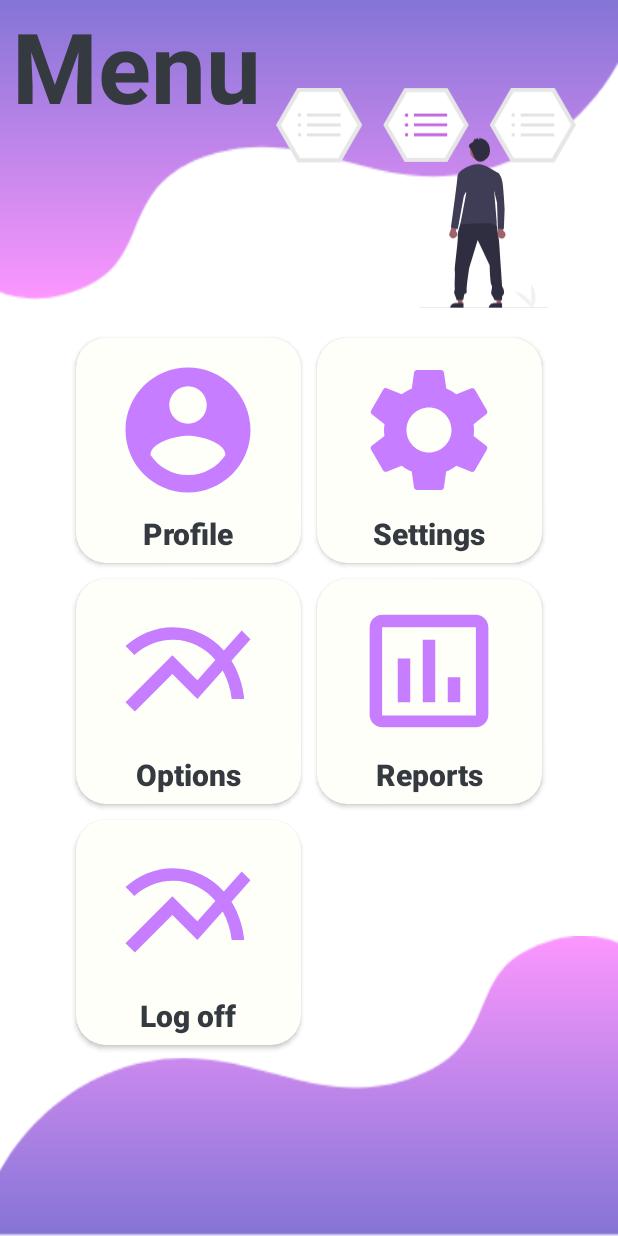
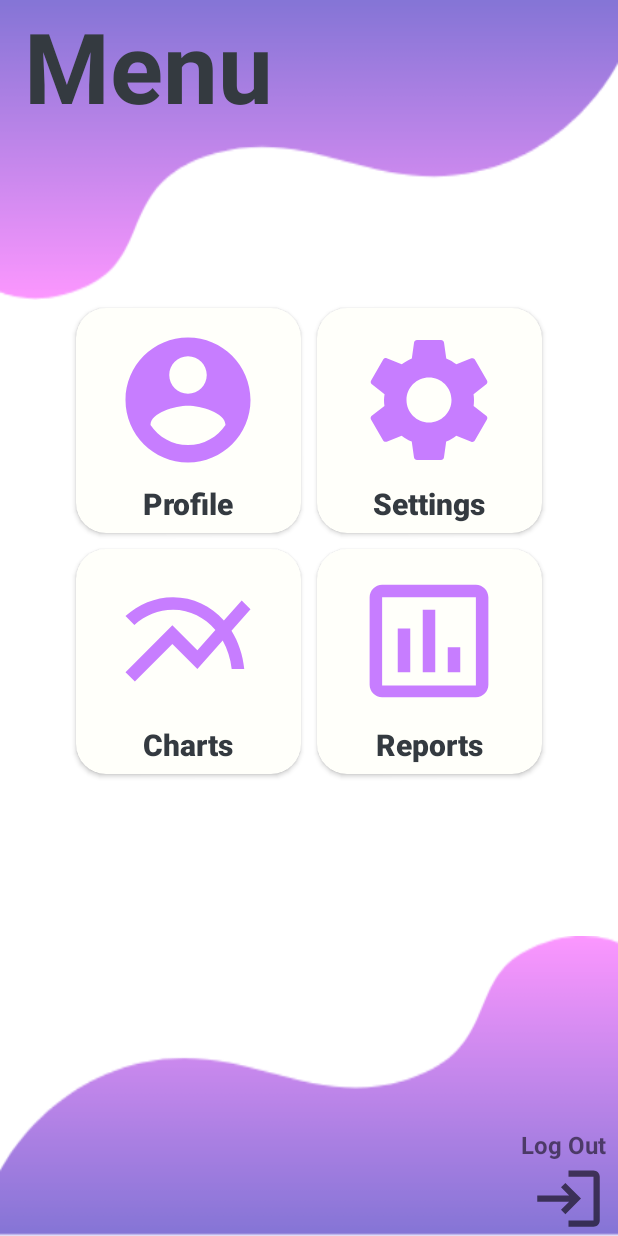
Before and after one commit to maskGDM/smartMask, an Android app: the Menu screen opened directly, with no data from a screen before it, on a phone screen of 412 x 824 dp. Run offline under Robolectric (Android 15) with nearby library versions, the phone set to English and light mode, and no system bars; network calls fail.

Commit message:
Arreglitos de disenio

```diff
--- a/SmartMask/app/src/main/java/com/example/smartmask/Menu.java
+++ b/SmartMask/app/src/main/java/com/example/smartmask/Menu.java
@@ -12,11 +12,13 @@ import android.util.Log;
 import android.view.KeyEvent;
 import android.view.View;
 import android.widget.Button;
+import android.widget.ImageView;
 import android.widget.Toast;
 
 public class Menu extends AppCompatActivity {
-    private CardView profile,settings,options,report,btnReportAir, logoff;
+    private CardView profile,settings,options,report,btnReportAir;
     String jsonDataUser ="";
+    private ImageView logoff;
 
     //session
     private String user_informationid,user,names,lastnames,email,imguser,birthdaydate;
@@ -49,7 +51,8 @@ public class Menu extends AppCompatActivity {
         settings=findViewById(R.id.btnSettings);
         btnReportAir = findViewById(R.id.btnReportAir);
         options=findViewById(R.id.btnOptions);
-        logoff = findViewById(R.id.btnlog_off);
+        //logoff = findViewById(R.id.btnlog_off);
+        logoff=findViewById(R.id.btnSalir);
         preferences = getSharedPreferences("Preferences", MODE_PRIVATE);
     }
     public void sessionuser(){
--- a/SmartMask/app/src/main/res/layout/activity_air_quiality.xml
+++ b/SmartMask/app/src/main/res/layout/activity_air_quiality.xml
@@ -3,9 +3,14 @@
     xmlns:app="http://schemas.android.com/apk/res-auto"
     xmlns:tools="http://schemas.android.com/tools"
     android:layout_width="match_parent"
-    android:layout_height="match_parent"
+    android:layout_height="300dp"
     android:orientation="vertical"
     tools:context=".AirQuiality">
+   <TextView
+       android:layout_width="match_parent"
+       android:layout_height="match_parent"
+      android:text="hola"/>
+
 
    <!-- <androidx.appcompat.widget.LinearLayoutCompat
         android:layout_width="match_parent"
@@ -13,15 +18,10 @@
         android:layout_weight="1"
         android:id="@+id/linearChar"/>-->
    <com.github.mikephil.charting.charts.BarChart
-        android:layout_width="match_parent"
-        android:layout_height="wrap_content"
-        android:layout_weight="1"
-        android:id="@+id/barChart"/>
-
-
-
-
-
+       android:id="@+id/barChart"
+       android:layout_width="match_parent"
+       android:layout_height="wrap_content"
+       android:layout_weight="1" />
 
 
 </LinearLayout>
--- a/SmartMask/app/src/main/res/layout/activity_menu.xml
+++ b/SmartMask/app/src/main/res/layout/activity_menu.xml
@@ -30,7 +30,7 @@
         android:id="@+id/textView5"
         android:layout_width="0dp"
         android:layout_height="wrap_content"
-        android:layout_marginStart="8dp"
+        android:layout_marginStart="16dp"
         android:text="Menu"
         android:textColor="#343a40"
         android:textSize="65sp"
@@ -39,21 +39,10 @@
         app:layout_constraintStart_toStartOf="parent"
         app:layout_constraintTop_toTopOf="parent" />
 
-    <ImageView
-        android:id="@+id/imageView7"
-        android:layout_width="200dp"
-        android:layout_height="200dp"
-        android:layout_marginTop="32dp"
-        app:layout_constraintEnd_toEndOf="parent"
-        app:layout_constraintHorizontal_bias="0.869"
-        app:layout_constraintStart_toStartOf="parent"
-        app:layout_constraintTop_toTopOf="@+id/textView5"
-        app:srcCompat="@drawable/ic_options" />
-
     <LinearLayout
         android:layout_width="wrap_content"
         android:layout_height="wrap_content"
-        android:layout_marginTop="220dp"
+        android:layout_marginTop="200dp"
         android:layout_weight="3"
         android:orientation="vertical"
         app:layout_constraintEnd_toEndOf="parent"
@@ -173,7 +162,7 @@
                         android:layout_width="wrap_content"
                         android:layout_height="wrap_content"
                         android:fontFamily="sans-serif-black"
-                        android:text="Options"
+                        android:text="Charts"
                         android:textColor="#343a40"
                         android:textSize="20sp" />
                 </LinearLayout>
@@ -187,8 +176,8 @@
                 android:clickable="true"
                 android:elevation="0dp"
                 android:focusable="true"
+                android:foreground="?android:attr/selectableItemBackground"
                 android:onClick="AirQualityTable"
-                android:foreground="?android:attr/selectableItemBackground"
                 app:cardBackgroundColor="#fffffa"
                 app:cardCornerRadius="20dp">
 
@@ -215,11 +204,13 @@
             </androidx.cardview.widget.CardView>
 
         </LinearLayout>
-        <LinearLayout
+
+        <!--<LinearLayout
             android:layout_width="wrap_content"
             android:layout_height="0dp"
             android:layout_weight="2"
             android:orientation="horizontal">
+
             <androidx.cardview.widget.CardView
                 android:id="@+id/btnlog_off"
                 android:layout_width="150dp"
@@ -243,6 +234,7 @@
                         android:layout_height="100dp"
                         android:layout_margin="5dp"
                         android:background="@drawable/ic_baseline_multiline_chart_24" />
+
                     <TextView
                         android:layout_width="wrap_content"
                         android:layout_height="wrap_content"
@@ -252,8 +244,28 @@
                         android:textSize="20sp" />
                 </LinearLayout>
             </androidx.cardview.widget.CardView>
-        </LinearLayout>
+        </LinearLayout>-->
     </LinearLayout>
+
+    <ImageView
+        android:id="@+id/btnSalir"
+        android:layout_width="50dp"
+        android:layout_height="50dp"
+        android:layout_marginEnd="8dp"
+        app:layout_constraintBottom_toBottomOf="@+id/view8"
+        app:layout_constraintEnd_toEndOf="@+id/view8"
+        app:srcCompat="@drawable/ic_baseline_login_24" />
+
+    <TextView
+        android:id="@+id/textView"
+        android:layout_width="wrap_content"
+        android:layout_height="wrap_content"
+        android:layout_marginEnd="8dp"
+        android:text="Log Out"
+        android:textSize="16sp"
+        android:textStyle="bold"
+        app:layout_constraintBottom_toTopOf="@+id/btnSalir"
+        app:layout_constraintEnd_toEndOf="parent" />
 
 
 </androidx.constraintlayout.widget.ConstraintLayout>
```
